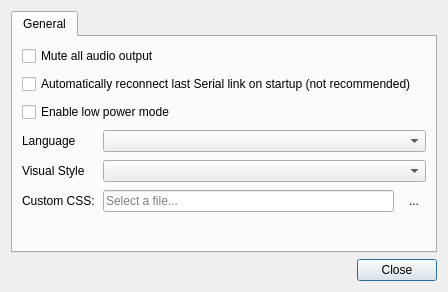
Qt form src/ui/QGCSettingsWidget.ui (mpaperno/qgroundcontrol_aq) before a commit.
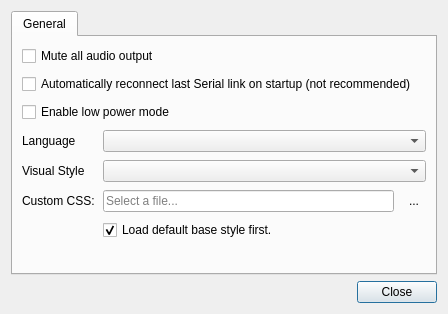
The same form after that commit. Icons and pictures are not drawn.

Commit message: Add option to skip loading default base styles when using custom stylesheet.

Patch:
```diff
--- a/src/ui/QGCSettingsWidget.ui
+++ b/src/ui/QGCSettingsWidget.ui
@@ -7,7 +7,7 @@
     <x>0</x>
     <y>0</y>
     <width>448</width>
-    <height>292</height>
+    <height>314</height>
    </rect>
   </property>
   <property name="windowTitle">
@@ -119,6 +119,16 @@
            </item>
           </layout>
          </item>
+         <item row="3" column="1">
+          <widget class="QCheckBox" name="checkBox_loadDefaultStyle">
+           <property name="text">
+            <string>Load default base style first.</string>
+           </property>
+           <property name="checked">
+            <bool>true</bool>
+           </property>
+          </widget>
+         </item>
         </layout>
        </item>
        <item row="0" column="0" alignment="Qt::AlignTop">
```
The commit also changes 4 other files.
